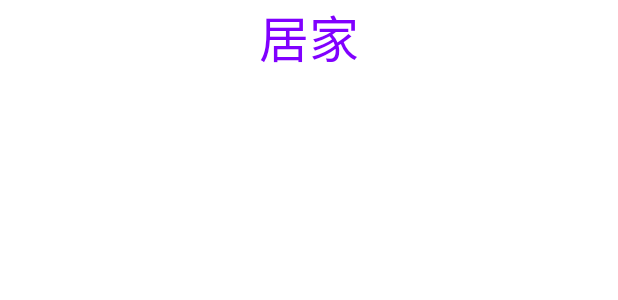
After one commit to dengdejian/My_com_synthesize, an Android app: the layout bujui.xml on its own in the app's theme, with its tools: preview values and no code run, on a phone screen of 412 x 824 dp. The commit adds this screen. Shown: the top 300 px of the screen. Run offline under Robolectric (Android 15) with nearby library versions, the phone set to English and light mode, and no system bars.

Commit message:
這是第八個佈局的書庫提交

```diff
--- a/app/src/main/java/com/example/my_com_synthesize/adapter/LiAdapter.java
+++ b/app/src/main/java/com/example/my_com_synthesize/adapter/LiAdapter.java
@@ -59,7 +59,7 @@ public class LiAdapter extends DelegateAdapter.Adapter {
 
     @Override
     public int getItemCount() {
-        return 4;
+        return 7;
     }
 
     private class VieqHoders extends RecyclerView.ViewHolder {
--- /dev/null
+++ b/app/src/main/res/layout/bujui.xml
@@ -0,0 +1,15 @@
+<?xml version="1.0" encoding="utf-8"?>
+<LinearLayout xmlns:android="http://schemas.android.com/apk/res/android"
+    android:orientation="vertical" android:layout_width="match_parent"
+    android:layout_height="wrap_content">
+
+    <TextView
+        android:id="@+id/textView"
+        android:textSize="33dp"
+        android:layout_gravity="center"
+        android:textColor="#8000FF"
+        android:gravity="center"
+        android:layout_width="match_parent"
+        android:layout_height="wrap_content"
+        android:text="居家" />
+</LinearLayout>
```
Also changed, not shown: app/src/main/java/com/example/my_com_synthesize/adapter/CanAdapter.java (added, +53 -0 lines), app/src/main/java/com/example/my_com_synthesize/fragment/RecyFragment.java (+10 -0 lines).
